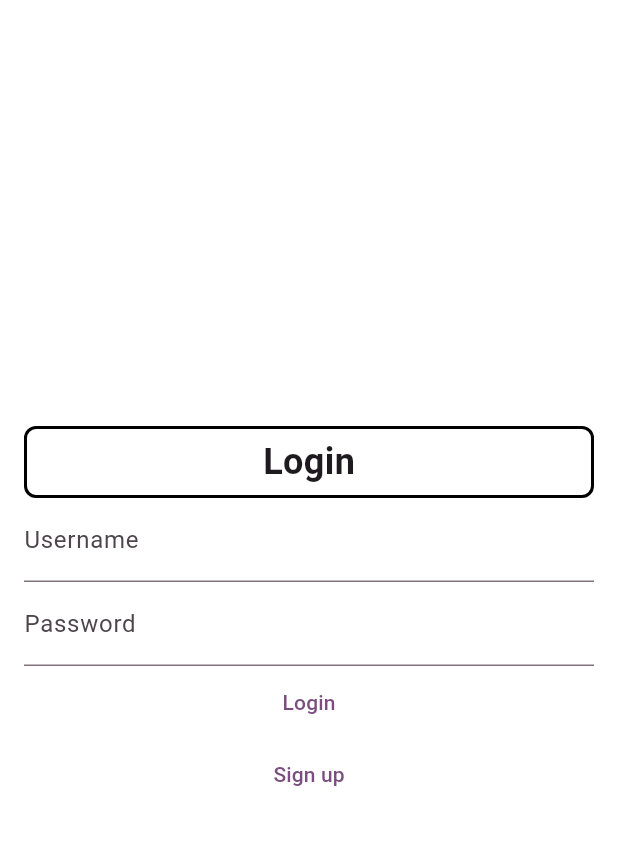
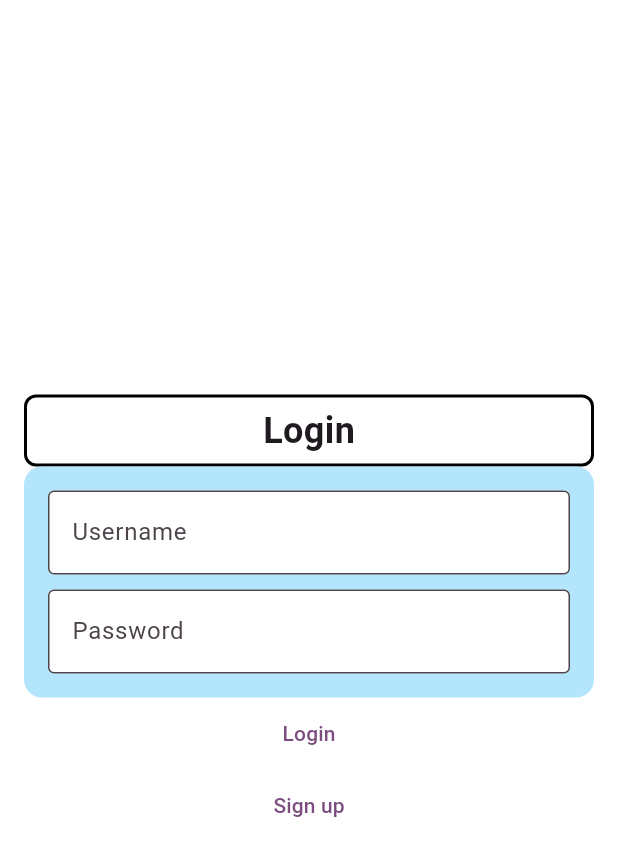
Before and after one commit to lucasg-maciel/ToDoList, a Flutter app: the screen it shows after launch, on a phone screen of 412 x 824 dp. Shown: the top 856 px of the screen. Run offline on Flutter 3.47's test engine with Material 3 defaults, Android fonts, the phone set to English and light mode, and no system bars; our stand-ins replace firebase_core; accounts and stored records are empty.

Commit message:
Ajuste da página de login

```diff
--- a/lib/login_page.dart
+++ b/lib/login_page.dart
@@ -48,22 +48,43 @@ class _LoginPageState extends State<LoginPage> {
 
               ),
             ),
+            Container(
+              padding: EdgeInsets.all(16.0),
+              decoration: BoxDecoration(
+                color: Colors.lightBlue[100],
+                borderRadius: BorderRadius.circular(12),
+              ),
+              child: Column(
+                children: [
             TextFormField(
               key: Key('username'),
               onChanged: (value) {
                 _formData.name = value;
               },
               decoration:  InputDecoration(
-                labelText: 'Username'),
+                labelText: 'Username',
+                filled: true,
+                fillColor: Colors.white,
+                border: OutlineInputBorder(),
             ),
+            ),
+            SizedBox(height: 10),
             TextFormField(
               key: Key('password'),
               onChanged: (value) {
                 _formData.password = value;
               },
               decoration:  InputDecoration(
-                labelText: 'Password'),
+                labelText: 'Password',
+                filled: true,
+                fillColor: Colors.white,
+                border: OutlineInputBorder(),
+              ),
               obscureText: true,
+
+            ),
+                ]
+              )
             ),
             TextButton(
               onPressed: () {
@@ -74,7 +95,7 @@ class _LoginPageState extends State<LoginPage> {
               onPressed: () {
                 Navigator.of(context).pushNamed(AppRoutes.cadastro);
               },
-              child:  Text('Sign up'),
+              child: Text('Sign up'),
             ),
           ],
         ),
```
